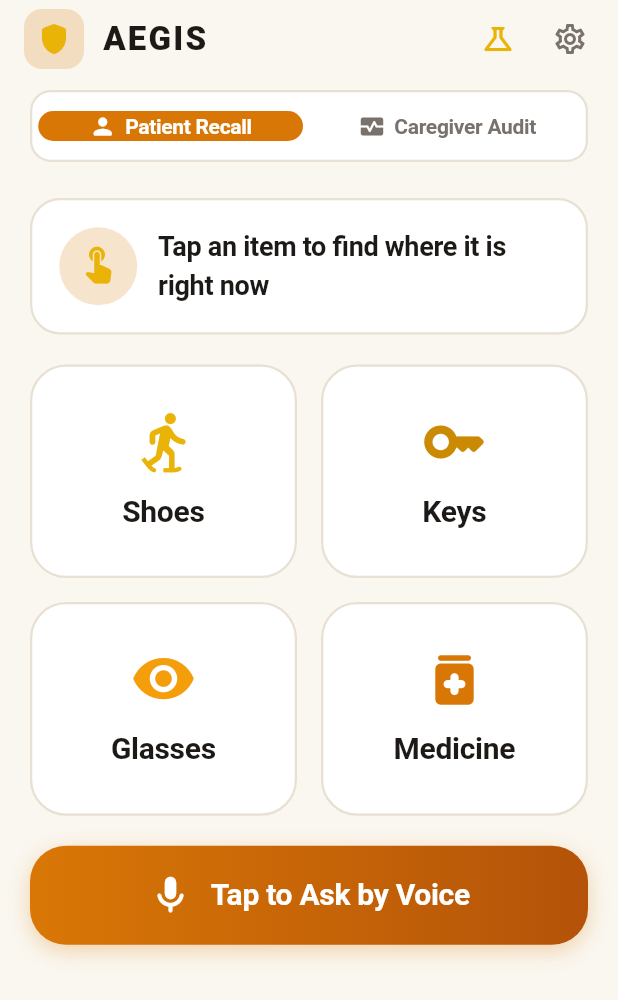
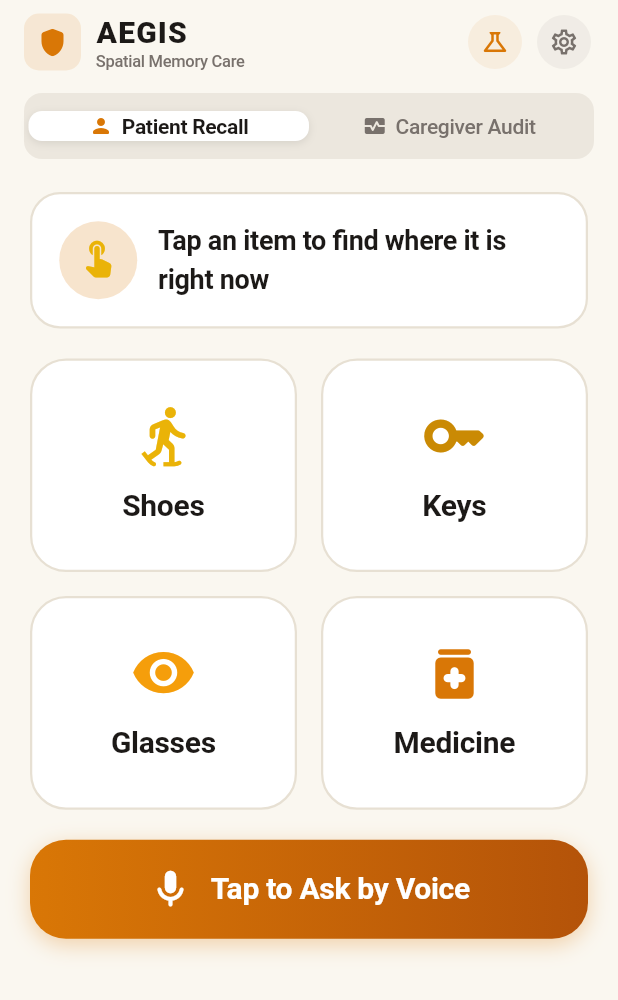
Before and after one commit to fez-Ox/aegis, a Flutter app: the screen it shows after launch, on a phone screen of 412 x 824 dp. Shown: the top 1000 px of the screen. Run offline on Flutter 3.47's test engine with Material 3 defaults, Android fonts, the phone set to English and light mode, and no system bars; network calls fail.

Commit message:
style(mobile): implement iOS-style sliding segmented control and navigation bar in HomeScreen

```diff
--- a/apps/mobile/lib/views/home_screen.dart
+++ b/apps/mobile/lib/views/home_screen.dart
@@ -1,4 +1,5 @@
 import 'package:flutter/material.dart';
+import 'package:flutter/services.dart';
 import '../services/api_service.dart';
 import '../theme/app_theme.dart';
 import 'caregiver/caregiver_view.dart';
@@ -19,54 +20,75 @@ class _HomeScreenState extends State<HomeScreen> {
   @override
   Widget build(BuildContext context) {
     return Scaffold(
+      backgroundColor: AppTheme.darkCanvas,
       appBar: AppBar(
         backgroundColor: AppTheme.darkCanvas,
+        surfaceTintColor: Colors.transparent,
         elevation: 0,
+        centerTitle: false,
         title: Row(
           children: [
             Container(
-              padding: const EdgeInsets.all(8),
+              width: 38,
+              height: 38,
               decoration: BoxDecoration(
-                color: AppTheme.primaryTeal.withOpacity(0.2),
-                borderRadius: BorderRadius.circular(12),
+                color: AppTheme.primaryTeal.withOpacity(0.12),
+                borderRadius: BorderRadius.circular(10),
               ),
-              child: const Icon(Icons.shield_rounded, color: AppTheme.tealAccent, size: 24),
+              child: const Icon(Icons.shield_rounded, color: AppTheme.primaryTeal, size: 22),
             ),
-            const SizedBox(width: 12),
-            const Text(
-              "AEGIS",
-              style: TextStyle(
-                fontSize: 22,
-                fontWeight: FontWeight.w900,
-                letterSpacing: 1.5,
-                color: AppTheme.textHighContrast,
-              ),
+            const SizedBox(width: 10),
+            const Column(
+              crossAxisAlignment: CrossAxisAlignment.start,
+              mainAxisSize: MainAxisSize.min,
+              children: [
+                Text(
+                  "AEGIS",
+                  style: TextStyle(
+                    fontSize: 20,
+                    fontWeight: FontWeight.w800,
+                    letterSpacing: 0.8,
+                    color: AppTheme.textHighContrast,
+                  ),
+                ),
+                Text(
+                  "Spatial Memory Care",
+                  style: TextStyle(
+                    fontSize: 11,
+                    fontWeight: FontWeight.w500,
+                    color: AppTheme.textMuted,
+                  ),
+                ),
+              ],
             ),
           ],
         ),
         actions: [
-          IconButton(
-            icon: const Icon(Icons.science_outlined, color: AppTheme.tealAccent),
+          _buildIosBarAction(
+            icon: Icons.science_outlined,
             tooltip: "Simulate Spatial Transition",
+            color: AppTheme.primaryTeal,
             onPressed: _showSimulationSheet,
           ),
-          IconButton(
-            icon: const Icon(Icons.settings_outlined, color: AppTheme.textMuted),
+          const SizedBox(width: 6),
+          _buildIosBarAction(
+            icon: Icons.settings_outlined,
             tooltip: "Server Settings",
+            color: AppTheme.textMuted,
             onPressed: _showSettingsDialog,
           ),
-          const SizedBox(width: 8),
+          const SizedBox(width: 16),
         ],
         bottom: PreferredSize(
-          preferredSize: const Size.fromHeight(60),
+          preferredSize: const Size.fromHeight(56),
           child: Padding(
-            padding: const EdgeInsets.symmetric(horizontal: 20, vertical: 8),
+            padding: const EdgeInsets.symmetric(horizontal: 16, vertical: 6),
             child: Container(
-              height: 48,
+              height: 44,
+              padding: const EdgeInsets.all(3),
               decoration: BoxDecoration(
-                color: AppTheme.darkSurface,
-                borderRadius: BorderRadius.circular(14),
-                border: Border.all(color: AppTheme.cardBorder, width: 1.5),
+                color: AppTheme.segmentedTrack,
+                borderRadius: BorderRadius.circular(12),
               ),
               child: Row(
                 children: [
@@ -75,7 +97,10 @@ class _HomeScreenState extends State<HomeScreen> {
                       title: "Patient Recall",
                       icon: Icons.person_rounded,
                       isSelected: _selectedModeIndex == 0,
-                      onTap: () => setState(() => _selectedModeIndex = 0),
+                      onTap: () {
+                        HapticFeedback.selectionClick();
+                        setState(() => _selectedModeIndex = 0);
+                      },
                     ),
                   ),
                   Expanded(
@@ -83,7 +108,10 @@ class _HomeScreenState extends State<HomeScreen> {
                       title: "Caregiver Audit",
                       icon: Icons.monitor_heart_rounded,
                       isSelected: _selectedModeIndex == 1,
-                      onTap: () => setState(() => _selectedModeIndex = 1),
+                      onTap: () {
+                        HapticFeedback.selectionClick();
+                        setState(() => _selectedModeIndex = 1);
+                      },
                     ),
                   ),
                 ],
@@ -102,6 +130,33 @@ class _HomeScreenState extends State<HomeScreen> {
     );
   }
 
+  Widget _buildIosBarAction({
+    required IconData icon,
+    required String tooltip,
+    required Color color,
+    required VoidCallback onPressed,
+  }) {
+    return SizedBox(
+      width: 40,
+      height: 40,
+      child: IconButton(
+        padding: EdgeInsets.zero,
+        constraints: const BoxConstraints(minWidth: 40, minHeight: 40),
+        icon: Container(
+          width: 36,
+          height: 36,
+          decoration: BoxDecoration(
+            color: color.withOpacity(0.08),
+            shape: BoxShape.circle,
+          ),
+          child: Icon(icon, color: color, size: 20),
+        ),
+        tooltip: tooltip,
+        onPressed: onPressed,
+      ),
+    );
+  }
+
   Widget _buildModeTab({
     required String title,
     required IconData icon,
@@ -110,23 +165,39 @@ class _HomeScreenState extends State<HomeScreen> {
   }) {
     return GestureDetector(
       onTap: onTap,
-      child: Container(
-        margin: const EdgeInsets.all(4),
+      behavior: HitTestBehavior.opaque,
+      child: AnimatedContainer(
+        duration: const Duration(milliseconds: 200),
+        curve: Curves.easeInOut,
         decoration: BoxDecoration(
-          color: isSelected ? AppTheme.primaryTeal : Colors.transparent,
-          borderRadius: BorderRadius.circular(10),
+          color: isSelected ? AppTheme.segmentedThumb : Colors.transparent,
+          borderRadius: BorderRadius.circular(9),
+          boxShadow: isSelected
+              ? const [
+                  BoxShadow(
+                    color: Color(0x18000000),
+                    blurRadius: 4,
+                    offset: Offset(0, 1.5),
+                  ),
+                ]
+              : null,
         ),
         child: Row(
           mainAxisAlignment: MainAxisAlignment.center,
           children: [
-            Icon(icon, size: 18, color: isSelected ? Colors.white : AppTheme.textMuted),
+            Icon(
+              icon,
+              size: 16,
+              color: isSelected ? AppTheme.primaryTeal : AppTheme.textMuted,
+            ),
             const SizedBox(width: 6),
             Text(
               title,
               style: TextStyle(
                 fontSize: 14,
-                fontWeight: FontWeight.bold,
-                color: isSelected ? Colors.white : AppTheme.textMuted,
+                fontWeight: isSelected ? FontWeight.w600 : FontWeight.w500,
+                color: isSelected ? AppTheme.textHighContrast : AppTheme.textMuted,
+                letterSpacing: -0.2,
               ),
             ),
           ],
```
